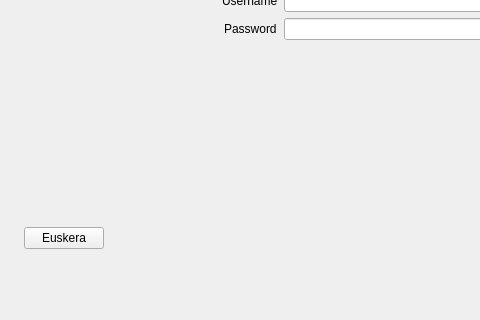
The window that penyamanager/admin/adminloginwindow.ui (eguzki/penyamanager) describes before a commit, drawn with Qt 5; both pictures show x 0 to 480 and y 280 to 600 of the 800 by 600 pixel window.
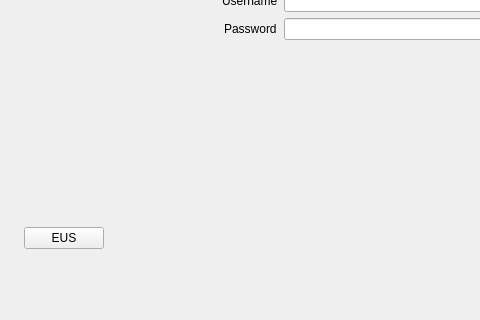
The same window after the commit. Icons and pictures are not drawn.

Diff of the .ui file:
```diff
--- a/penyamanager/admin/adminloginwindow.ui
+++ b/penyamanager/admin/adminloginwindow.ui
@@ -198,7 +198,7 @@
             </size>
            </property>
            <property name="text">
-            <string notr="true">Euskera</string>
+            <string notr="true">EUS</string>
            </property>
            <property name="iconSize">
             <size>
@@ -207,7 +207,7 @@
             </size>
            </property>
            <property name="checkable">
-            <bool>true</bool>
+            <bool>false</bool>
            </property>
           </widget>
          </item>
```
Left out of the diff: 2 changed lines with no effect on the pictures.
